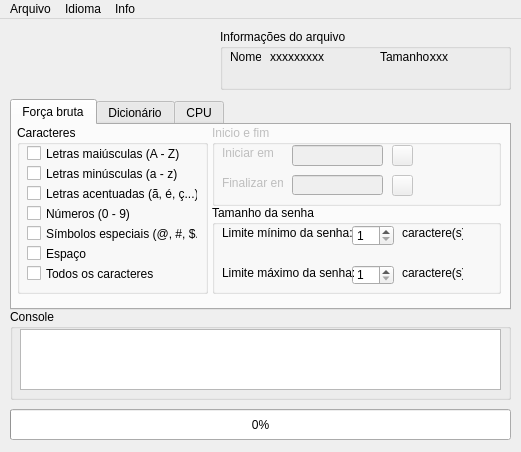
Chimarrao/RAR-Recovery, file gui.ui: the form before one commit.
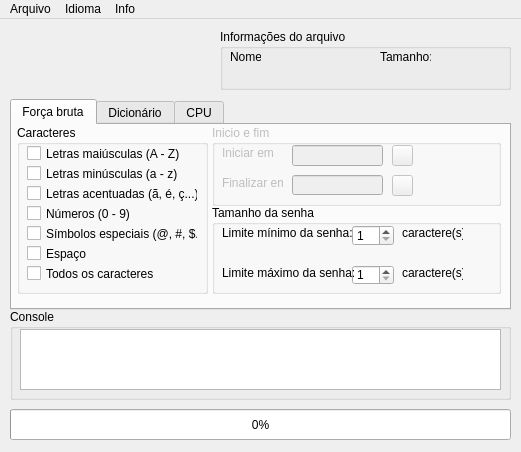
The form after the commit. Icons and pictures are not drawn.

```diff
--- a/gui.ui
+++ b/gui.ui
@@ -936,7 +936,7 @@
       </rect>
      </property>
      <property name="text">
-      <string>xxx</string>
+      <string/>
      </property>
     </widget>
     <widget class="QLabel" name="label_11">
@@ -962,7 +962,7 @@
       </rect>
      </property>
      <property name="text">
-      <string>xxxxxxxxx</string>
+      <string/>
      </property>
     </widget>
    </widget>
```
